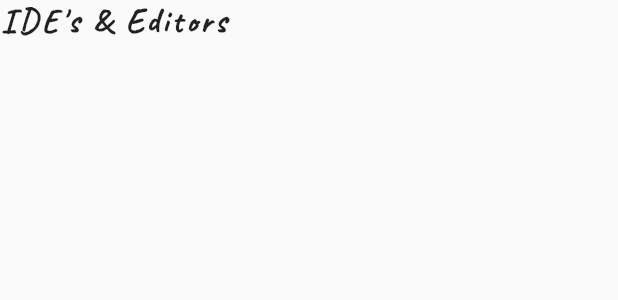
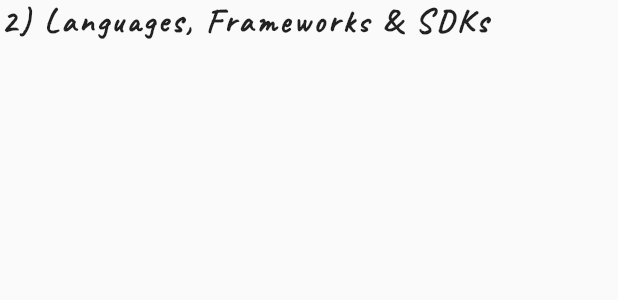
Before and after one commit to IvyLeano/Portfolio, a Flutter app: the TechnologyLanguagesFrameworksSdksComponent widget shown alone on an empty page, opened directly, on a phone screen of 412 x 824 dp. Shown: the top 300 px of the screen. Run offline on Flutter 3.47's test engine with Material 2 defaults, Android fonts, the phone set to English and light mode, and no system bars.

Commit message:
Update technology list component

```diff
--- a/lib/Components/Technology/technology_languages_frameworks_sdks_components.dart
+++ b/lib/Components/Technology/technology_languages_frameworks_sdks_components.dart
@@ -13,7 +13,7 @@ class TechnologyLanguagesFrameworksSdksComponent extends StatelessWidget {
     return Column(
       children: <Widget>[
         HeaderComponent(
-            header: Constants.TECHNOLOGY_HEADER_ONE,
+            header: Constants.TECHNOLOGY_HEADER_TWO,
             fontFamily: Constants.HEADER_FONT_FAMILY,
             fontSize: Constants.HEADER_FONT_SIZE),
         SizedBox(
--- a/lib/Components/nav_bar_component.dart
+++ b/lib/Components/nav_bar_component.dart
@@ -9,6 +9,8 @@ import 'package:flutter/material.dart';
 import '../constants.dart';
 
 class NavBarComponent extends StatelessWidget {
+  const NavBarComponent({Key key});
+
   @override
   Widget build(BuildContext context) {
     return Drawer(
--- a/lib/Screens/technology_screen.dart
+++ b/lib/Screens/technology_screen.dart
@@ -30,7 +30,7 @@ class TechnologyScreen extends StatelessWidget {
                   Constants.LEFT_RIGHT_PADDING_AS_PERCENTAGE_0F_SCREEN_WIDTH,
               MediaQuery.of(context).size.width *
                   Constants.TOP_BOTTOM_PADDING_AS_PERCENTAGE_0F_SCREEN_HEIGHT),
-          child: Column(
+            child: Column(
             children: <Widget>[
               HeaderComponent(
                   header: Constants.TECHNOLOGY_HEADER_TITLE,
@@ -42,13 +42,14 @@ class TechnologyScreen extends StatelessWidget {
                         .SIZED_BOX_HEIGHT_AS_PERCENTAGE_OF_SCREEN_HEIGHT_BELOW_TITLE,
               ),
               TechnologyIdesEditorsComponent(),
+              TechnologyListComponent(),
               TechnologyLanguagesFrameworksSdksComponent(),
               TechnologyToolsComponent(),
               TechnologyConceptsComponent(),
             ],
           ),
+          ),
         ),
-      ),
     );
   }
 }
--- a/lib/constants.dart
+++ b/lib/constants.dart
@@ -29,16 +29,16 @@ class Constants {
   // 1.4. TECHNOLOGY PAGE
   static const String TECHNOLOGY_HEADER_TITLE = "Technology";
 
-  static const String TECHNOLOGY_HEADER_ONE = "IDE's & Editors";
+  static const String TECHNOLOGY_HEADER_ONE = "1) IDE's & Editors";
   static const TECHNOLOGY_HEADER_ONE_LIST = ['Android Studio', 'Eclipse', 'Visual Studio', 'IntelliJ', 'XCode'];
 
-  static const String TECHNOLOGY_HEADER_TWO = "Languages, Frameworks & SDKs";
+  static const String TECHNOLOGY_HEADER_TWO = "2) Languages, Frameworks & SDKs";
   static const TECHNOLOGY_HEADER_TWO_LIST = ['JAVA', 'C', 'C++', 'Objective-C', 'Dart', 'Swift', 'JavaScript', 'Spring Boot', 'Flutter'];
 
-  static const String TECHNOLOGY_HEADER_THREE = "Tools";
+  static const String TECHNOLOGY_HEADER_THREE = "3) Tools";
   static const TECHNOLOGY_HEADER_THREE_LIST = ['Trello', 'Git Version Control'];
 
-  static const String TECHNOLOGY_HEADER_FOUR = "Concepts";
+  static const String TECHNOLOGY_HEADER_FOUR = "4) Concepts";
   static const TECHNOLOGY_HEADER_FOUR_LIST = ['Object Oriented Programming', 'Agile Workflow'];
 
   // 1.5. CONTACT PAGE
```
Also changed, not shown: lib/Components/Technology/technology_list_component.dart (+19 -31 lines).
